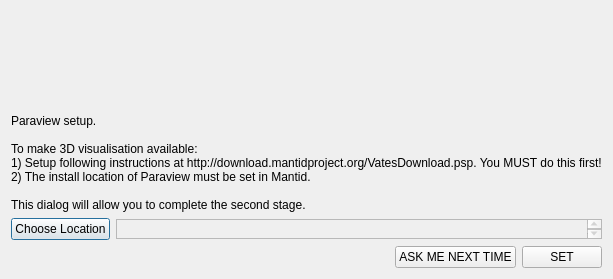
This is Code/Mantid/MantidPlot/src/Mantid/SetUpParaview.ui in mantidproject/mantid as Qt 5 draws it before an edit. The edited form follows.
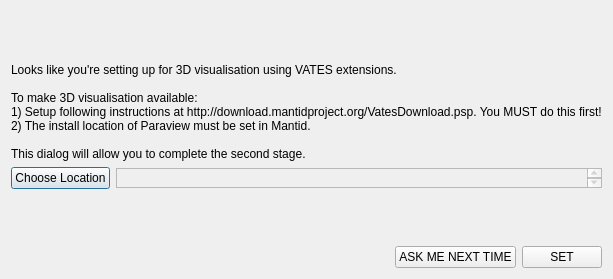
This is the edited form. Icons and pictures are not drawn.

```diff
--- a/Code/Mantid/MantidPlot/src/Mantid/SetUpParaview.ui
+++ b/Code/Mantid/MantidPlot/src/Mantid/SetUpParaview.ui
@@ -58,7 +58,7 @@
    <item>
     <widget class="QLabel" name="lblIcon">
      <property name="text">
-      <string>Paraview setup.
+      <string>Looks like you're setting up for 3D visualisation using VATES extensions.
 
 To make 3D visualisation available:
 1) Setup following instructions at http://download.mantidproject.org/VatesDownload.psp. You MUST do this first!
@@ -98,6 +98,13 @@
      </item>
     </layout>
    </item>
+   <item>
+    <widget class="QLabel" name="lbl_message">
+     <property name="text">
+      <string/>
+     </property>
+    </widget>
+   </item>
    <item>
     <layout class="QHBoxLayout" name="layoutCommands">
      <item>
```
Left out of the diff: 2 changed lines with no effect on the pictures.
